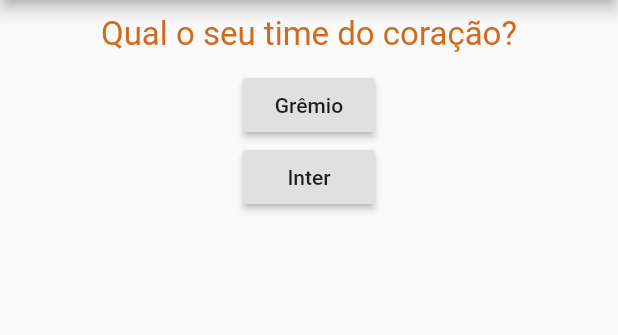
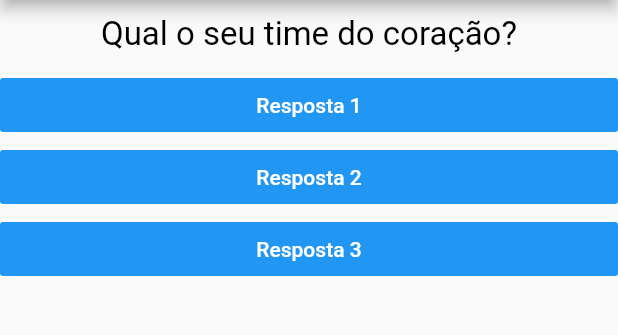
Before and after one commit to heliorodri/projeto_perguntas, a Flutter app: the screen it shows after launch, on a phone screen of 412 x 824 dp, the part 84-419 px from its top. Run offline on Flutter 3.47's test engine with Material 2 defaults, Android fonts, the phone set to English and light mode, and no system bars.

Commit message:
Widget resposta

```diff
--- /dev/null
+++ b/lib/Resposta.dart
@@ -0,0 +1,21 @@
+import 'package:flutter/material.dart';
+
+class Resposta extends StatelessWidget {
+  final String resposta;
+  final void Function() funcOnPressed;
+
+  Resposta(this.resposta, this.funcOnPressed);
+
+  @override
+  Widget build(BuildContext context) {
+    return Container(
+      width: double.infinity,
+      child: FlatButton(
+        textColor: Colors.white,
+        child: Text(this.resposta),
+        onPressed: funcOnPressed,
+        color: Colors.blue
+      ),
+    );
+  }
+}
--- a/lib/main.dart
+++ b/lib/main.dart
@@ -1,5 +1,6 @@
 import 'package:flutter/material.dart';
 import './Questao.dart';
+import './Resposta.dart';
 
 main() => runApp(PerguntaApp());
 
@@ -10,7 +11,6 @@ class _PerguntaAppState extends State<PerguntaApp> {
     setState(() {
       _perguntaSelecionada++;
     });
-    print(_perguntaSelecionada);
    }
 
   @override
@@ -28,14 +28,9 @@ class _PerguntaAppState extends State<PerguntaApp> {
         body: Column(
           children: [
             Questao(perguntas[_perguntaSelecionada]),
-            RaisedButton(
-              child: Text('Grêmio'),
-              onPressed: _responder
-            ),
-            RaisedButton(
-              child: Text('Inter'),
-              onPressed: _responder
-            )
+            Resposta('Resposta 1', _responder),
+            Resposta('Resposta 2', _responder),
+            Resposta('Resposta 3', _responder)
           ],
         ),
       ),
--- a/lib/questao.dart
+++ b/lib/questao.dart
@@ -14,7 +14,7 @@ class Questao extends StatelessWidget {
         texto,
         style: TextStyle(
           fontSize: 22,
-          color: Color.fromRGBO(210, 105, 30, 100)
+          color: Colors.black
         ),
         textAlign: TextAlign.center,
       ),
```
